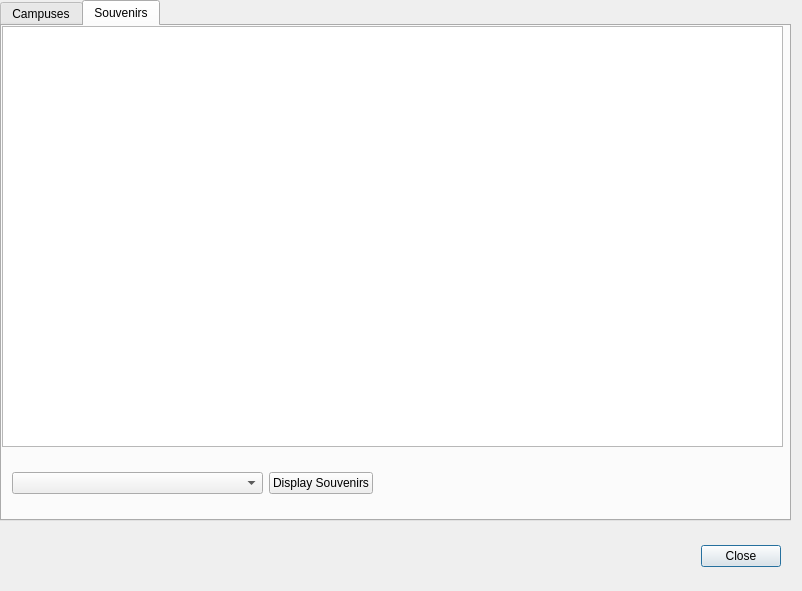
Before: the Qt Designer form CollegeTouring/databaseviewform.ui in Ykhan799/CollegeTouringS21, drawn with Qt 5.
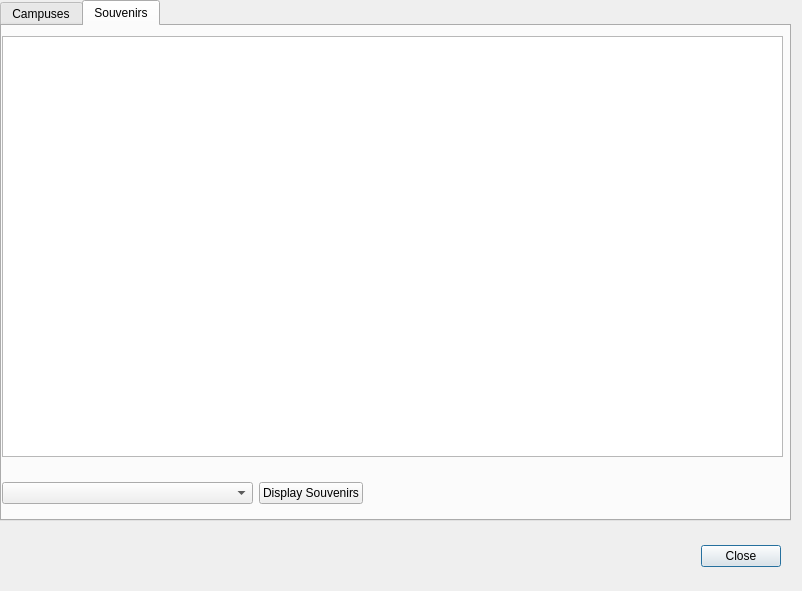
After: the same form once the commit is applied. The open tabs and pages were chosen to show the change.

Commit message: Add database location message

What changed in the file:
```diff
--- a/CollegeTouring/databaseviewform.ui
+++ b/CollegeTouring/databaseviewform.ui
@@ -92,7 +92,7 @@
      <property name="geometry">
       <rect>
        <x>0</x>
-       <y>0</y>
+       <y>10</y>
        <width>781</width>
        <height>421</height>
       </rect>
@@ -101,8 +101,8 @@
     <widget class="QWidget" name="horizontalLayoutWidget_4">
      <property name="geometry">
       <rect>
-       <x>10</x>
-       <y>440</y>
+       <x>0</x>
+       <y>450</y>
        <width>361</width>
        <height>35</height>
       </rect>
```
Left out of the diff: 2 changed lines with no effect on the pictures. The commit also changes 2 other files.
